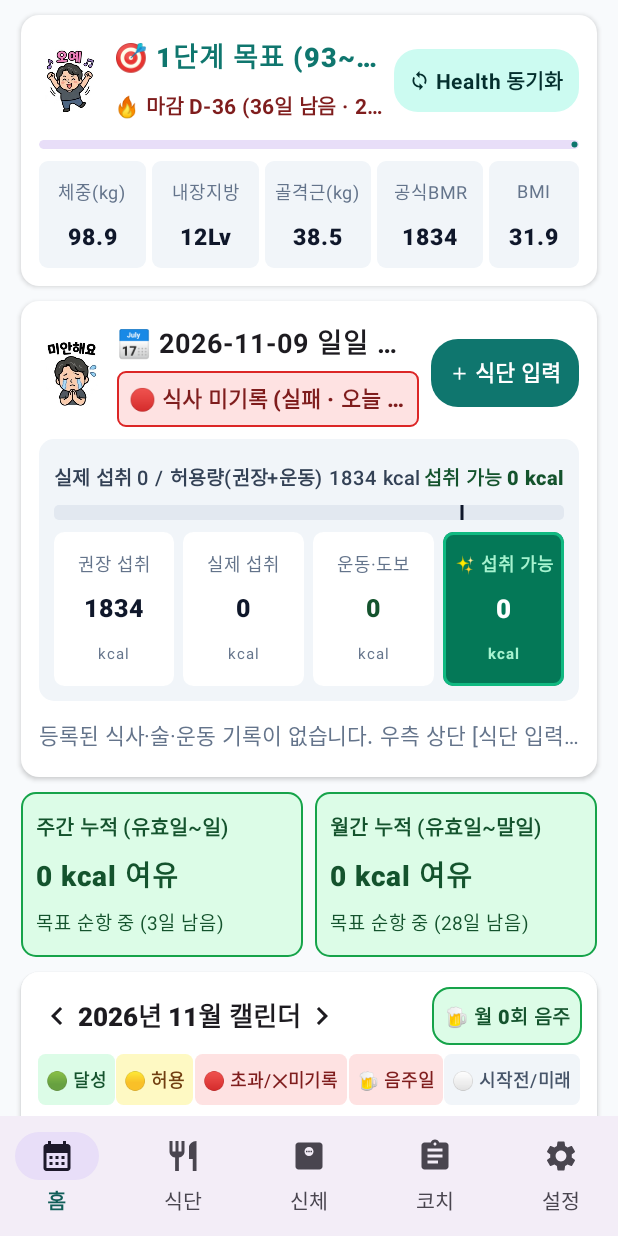
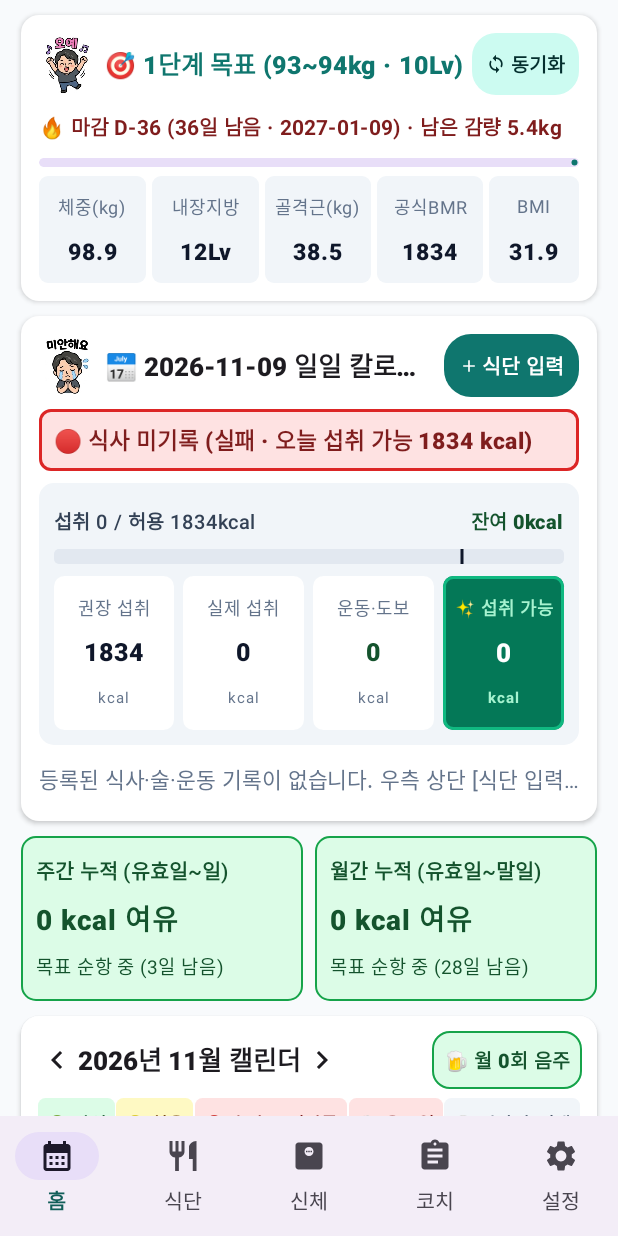
Before and after one commit to minsoo-jun/slimtrack, an Android app built with Jetpack Compose: the screen it shows after launch (MainActivity), on a phone screen of 412 x 824 dp. Run offline under Robolectric (Android 15) with nearby library versions, the phone set to English and light mode, and no system bars; our stand-ins replace Room's generated code; libraries missing offline, so code that uses them is left out: androidx.health.connect; 28 statements that could not run were skipped.

Commit message:
fix(v1.8.0): zero-truncation full-width banners for large presbyopia font scale

```diff
--- a/app/src/main/java/com/minsoo/slimtrack/ui/home/HomeScreen.kt
+++ b/app/src/main/java/com/minsoo/slimtrack/ui/home/HomeScreen.kt
@@ -222,7 +222,7 @@ private fun StageHeaderCard(
         elevation = CardDefaults.cardElevation(defaultElevation = 2.dp),
         modifier = Modifier.fillMaxWidth()
     ) {
-        Column(modifier = Modifier.padding(12.dp), verticalArrangement = Arrangement.spacedBy(8.dp)) {
+        Column(modifier = Modifier.padding(12.dp), verticalArrangement = Arrangement.spacedBy(6.dp)) {
             Row(
                 modifier = Modifier.fillMaxWidth(),
                 horizontalArrangement = Arrangement.SpaceBetween,
@@ -232,25 +232,16 @@ private fun StageHeaderCard(
                     painter = painterResource(id = R.drawable.sticker_oh_yeah),
                     contentDescription = "오예 목표 캐릭터",
                     modifier = Modifier
-                        .size(42.dp)
-                        .clip(RoundedCornerShape(10.dp))
+                        .size(38.dp)
+                        .clip(RoundedCornerShape(8.dp))
                 )
-                Spacer(Modifier.width(8.dp))
-                Column(modifier = Modifier.weight(1f), verticalArrangement = Arrangement.spacedBy(2.dp)) {
+                Spacer(Modifier.width(6.dp))
+                Column(modifier = Modifier.weight(1f)) {
                     Text(
-                        text = "🎯 ${stage.number}단계 목표 (${stage.targetWeightMinKg.toInt()}~${stage.targetWeightMaxKg.toInt()}kg · 내장지방 ${stage.targetVisceralFatMax}Lv)",
-                        fontSize = 14.sp,
+                        text = "🎯 ${stage.number}단계 목표 (${stage.targetWeightMinKg.toInt()}~${stage.targetWeightMaxKg.toInt()}kg · ${stage.targetVisceralFatMax}Lv)",
+                        fontSize = 13.sp,
                         fontWeight = FontWeight.ExtraBold,
                         color = MaterialTheme.colorScheme.primary,
-                        maxLines = 1,
-                        softWrap = false,
-                        overflow = TextOverflow.Ellipsis
-                    )
-                    Text(
-                        text = "🔥 마감 D-${daysLeft} (${daysLeft}일 남음 · ${body.stageResult.deadlineForActiveStage}) · 남은 감량 ${String.format("%.1fkg", body.stageResult.remainingKgToActiveStage)}",
-                        fontSize = 11.sp,
-                        fontWeight = FontWeight.Bold,
-                        color = StatusRedText,
                         maxLines = 1,
                         softWrap = false,
                         overflow = TextOverflow.Ellipsis
@@ -263,19 +254,19 @@ private fun StageHeaderCard(
                     modifier = Modifier.clickable(onClick = onSyncClick)
                 ) {
                     Row(
-                        modifier = Modifier.padding(horizontal = 10.dp, vertical = 6.dp),
+                        modifier = Modifier.padding(horizontal = 9.dp, vertical = 5.dp),
                         verticalAlignment = Alignment.CenterVertically
                     ) {
                         Icon(
                             Icons.Default.Sync,
                             contentDescription = "Health 동기화",
-                            modifier = Modifier.size(14.dp),
+                            modifier = Modifier.size(13.dp),
                             tint = MaterialTheme.colorScheme.onPrimaryContainer
                         )
-                        Spacer(Modifier.width(4.dp))
+                        Spacer(Modifier.width(3.dp))
                         Text(
-                            text = "Health 동기화",
-                            fontSize = 11.sp,
+                            text = "동기화",
+                            fontSize = 10.5.sp,
                             fontWeight = FontWeight.Bold,
                             color = MaterialTheme.colorScheme.onPrimaryContainer,
                             maxLines = 1,
@@ -284,6 +275,17 @@ private fun StageHeaderCard(
                     }
                 }
             }
+
+            // Full-width D-Day & remaining weight row so it never truncates at 125%~155% font scale!
+            Text(
+                text = "🔥 마감 D-${daysLeft} (${daysLeft}일 남음 · ${body.stageResult.deadlineForActiveStage}) · 남은 감량 ${String.format("%.1fkg", body.stageResult.remainingKgToActiveStage)}",
+                fontSize = 11.sp,
+                fontWeight = FontWeight.Bold,
+                color = StatusRedText,
+                maxLines = 1,
+                softWrap = false,
+                overflow = TextOverflow.Ellipsis
+            )
 
             LinearProgressIndicator(
                 progress = { body.stageResult.weightProgressPct },
@@ -773,19 +775,49 @@ private fun SelectedDateDetailCard(
                     painter = painterResource(id = dailyStickerRes),
                     contentDescription = "오늘의 상태 스티커",
                     modifier = Modifier
-                        .size(44.dp)
-                        .clip(RoundedCornerShape(10.dp))
+                        .size(38.dp)
+                        .clip(RoundedCornerShape(8.dp))
                 )
-                Spacer(Modifier.width(8.dp))
-                Column(modifier = Modifier.weight(1f), verticalArrangement = Arrangement.spacedBy(3.dp)) {
+                Spacer(Modifier.width(6.dp))
                 Text(
                     text = "📅 $date 일일 칼로리 수치",
-                        fontSize = 14.sp,
+                    fontSize = 13.5.sp,
+                    fontWeight = FontWeight.ExtraBold,
+                    maxLines = 1,
+                    softWrap = false,
+                    overflow = TextOverflow.Ellipsis,
+                    modifier = Modifier.weight(1f)
+                )
+                Spacer(Modifier.width(6.dp))
+                Surface(
+                    color = MaterialTheme.colorScheme.primary,
+                    shape = RoundedCornerShape(18.dp),
+                    modifier = Modifier.clickable(onClick = onAddMealClick)
+                ) {
+                    Row(
+                        modifier = Modifier.padding(horizontal = 10.dp, vertical = 6.dp),
+                        verticalAlignment = Alignment.CenterVertically
+                    ) {
+                        Icon(
+                            Icons.Default.Add,
+                            contentDescription = null,
+                            tint = Color.White,
+                            modifier = Modifier.size(13.dp)
+                        )
+                        Spacer(Modifier.width(2.dp))
+                        Text(
+                            text = "식단 입력",
+                            color = Color.White,
+                            fontSize = 11.sp,
                             fontWeight = FontWeight.Bold,
                             maxLines = 1,
-                        softWrap = false,
-                        overflow = TextOverflow.Ellipsis
+                            softWrap = false
                         )
+                    }
+                }
+            }
+
+            // Full-width highlighted banner for remaining intakeable calories so it NEVER truncates!
             val subtitleText = when {
                 date.isBefore(effectiveStartDate) -> "⚪ 기록 유효 시작일($effectiveStartDate) 이전 날짜"
                 evaluation.isMissingMealFailure -> "🔴 식사 미기록 (실패 · 오늘 섭취 가능 ${evaluation.plan.recommendedIntake} kcal)"
@@ -812,48 +844,21 @@ private fun SelectedDateDetailCard(
             }
             Surface(
                 color = pillBg,
-                        shape = RoundedCornerShape(6.dp),
-                        modifier = Modifier.border(1.dp, pillBorder, RoundedCornerShape(6.dp))
+                shape = RoundedCornerShape(8.dp),
+                modifier = Modifier
+                    .fillMaxWidth()
+                    .border(1.5.dp, pillBorder, RoundedCornerShape(8.dp))
             ) {
                 Text(
                     text = subtitleText,
-                            fontSize = 11.5.sp,
+                    fontSize = 12.sp,
                     color = subtitleColor,
                     fontWeight = FontWeight.ExtraBold,
                     maxLines = 1,
                     softWrap = false,
                     overflow = TextOverflow.Ellipsis,
-                            modifier = Modifier.padding(horizontal = 8.dp, vertical = 3.dp)
+                    modifier = Modifier.padding(horizontal = 10.dp, vertical = 5.dp)
                 )
-                    }
-                }
-                Spacer(Modifier.width(8.dp))
-                Surface(
-                    color = MaterialTheme.colorScheme.primary,
-                    shape = RoundedCornerShape(18.dp),
-                    modifier = Modifier.clickable(onClick = onAddMealClick)
-                ) {
-                    Row(
-                        modifier = Modifier.padding(horizontal = 12.dp, vertical = 7.dp),
-                        verticalAlignment = Alignment.CenterVertically
-                    ) {
-                        Icon(
-                            Icons.Default.Add,
-                            contentDescription = null,
-                            tint = Color.White,
-                            modifier = Modifier.size(14.dp)
-                        )
-                        Spacer(Modifier.width(3.dp))
-                        Text(
-                            text = "식단 입력",
-                            color = Color.White,
-                            fontSize = 11.5.sp,
-                            fontWeight = FontWeight.Bold,
-                            maxLines = 1,
-                            softWrap = false
-                        )
-                    }
-                }
             }
 
             // Visual Canvas Calorie Gauge + 4-Column Metric Grid
@@ -968,9 +973,9 @@ private fun SelectedDateDetailCard(
                                     Spacer(Modifier.width(5.dp))
                                     val exDisplay = if (ex.source == "HC_STEPS") {
                                         val bonus = (ex.steps - 4000).coerceAtLeast(0)
-                                        "👟 [Health] 도보 ${ex.steps}보(초과 ${bonus}보) — +${ex.activeKcal}kcal"
+                                        "👟 +${ex.activeKcal}kcal · 도보 ${ex.steps}보(초과 ${bonus}보)"
                                     } else {
-                                        "[${ex.source}] ${ex.title} (${ex.durationMinutes}분) — +${ex.activeKcal}kcal"
+                                        "+${ex.activeKcal}kcal · [${ex.source}] ${ex.title}(${ex.durationMinutes}분)"
                                     }
                                     Text(
                                         text = exDisplay,
@@ -1053,7 +1058,7 @@ private fun CalorieBalanceGraphicBox(evaluation: DayEvaluation) {
                     horizontalArrangement = Arrangement.SpaceBetween
                 ) {
                     Text(
-                        text = "실제 섭취 ${evaluation.totalIntakeKcal} / 허용량(권장+운동) ${allowedBudget} kcal",
+                        text = "섭취 ${evaluation.totalIntakeKcal} / 허용 ${allowedBudget}kcal",
                         fontSize = 10.5.sp,
                         fontWeight = FontWeight.SemiBold,
                         color = Color(0xFF334155),
@@ -1061,7 +1066,7 @@ private fun CalorieBalanceGraphicBox(evaluation: DayEvaluation) {
                         softWrap = false
                     )
                     Text(
-                        text = if (rem >= 0) "섭취 가능 ${rem} kcal" else "${-rem} kcal 초과",
+                        text = if (rem >= 0) "잔여 ${rem}kcal" else "${-rem}kcal 초과",
                         fontSize = 10.5.sp,
                         fontWeight = FontWeight.ExtraBold,
                         color = if (rem >= 0) StatusGreenText else StatusRedText,
--- a/app/src/main/java/com/minsoo/slimtrack/ui/settings/SettingsAndProfileScreen.kt
+++ b/app/src/main/java/com/minsoo/slimtrack/ui/settings/SettingsAndProfileScreen.kt
@@ -260,14 +260,8 @@ fun SettingsAndProfileScreen(
             modifier = Modifier.fillMaxWidth()
         ) {
             Column(modifier = Modifier.padding(12.dp), verticalArrangement = Arrangement.spacedBy(8.dp)) {
-                Row(
-                    modifier = Modifier.fillMaxWidth(),
-                    horizontalArrangement = Arrangement.SpaceBetween,
-                    verticalAlignment = Alignment.CenterVertically
-                ) {
-                    Column(modifier = Modifier.weight(1f)) {
                 Text(
-                            text = "🔍 글자 크기 조절 (안경 없이 편하게 보기)",
+                    text = "🔍 글자 크기 조절 (노안·안경 없이 편하게 보기)",
                     fontSize = 14.sp,
                     fontWeight = FontWeight.ExtraBold,
                     color = MaterialTheme.colorScheme.primary,
@@ -275,22 +269,27 @@ fun SettingsAndProfileScreen(
                     softWrap = false,
                     overflow = TextOverflow.Ellipsis
                 )
+                Row(
+                    modifier = Modifier.fillMaxWidth(),
+                    horizontalArrangement = Arrangement.SpaceBetween,
+                    verticalAlignment = Alignment.CenterVertically
+                ) {
                     Text(
-                            text = "현재 크기: ${fontScalePercent}% · 선택 즉시 앱 전체에 반영됩니다.",
-                            fontSize = 11.sp,
-                            color = Color(0xFF475569),
+                        text = "현재 크기: ${fontScalePercent}% (즉시 반영)",
+                        fontSize = 11.5.sp,
+                        fontWeight = FontWeight.Bold,
+                        color = Color(0xFF334155),
                         maxLines = 1,
                         softWrap = false,
-                            overflow = TextOverflow.Ellipsis
+                        modifier = Modifier.weight(1f)
                     )
-                    }
-                    Row(horizontalArrangement = Arrangement.spacedBy(4.dp)) {
+                    Row(horizontalArrangement = Arrangement.spacedBy(6.dp)) {
                         OutlinedButton(
                             onClick = {
                                 fontScalePercent = (fontScalePercent - 5).coerceIn(90, 160)
                                 autoPersistAll()
                             },
-                            contentPadding = PaddingValues(horizontal = 8.dp, vertical = 4.dp)
+                            contentPadding = PaddingValues(horizontal = 10.dp, vertical = 4.dp)
                         ) {
                             Text("- 작게", fontSize = 11.sp, fontWeight = FontWeight.Bold, maxLines = 1, softWrap = false)
                         }
@@ -299,7 +298,7 @@ fun SettingsAndProfileScreen(
                                 fontScalePercent = (fontScalePercent + 5).coerceIn(90, 160)
                                 autoPersistAll()
                             },
-                            contentPadding = PaddingValues(horizontal = 8.dp, vertical = 4.dp)
+                            contentPadding = PaddingValues(horizontal = 10.dp, vertical = 4.dp)
                         ) {
                             Text("+ 크게", fontSize = 11.sp, fontWeight = FontWeight.Bold, maxLines = 1, softWrap = false)
                         }
```
Lines whose indentation alone changed are shown as unchanged.
